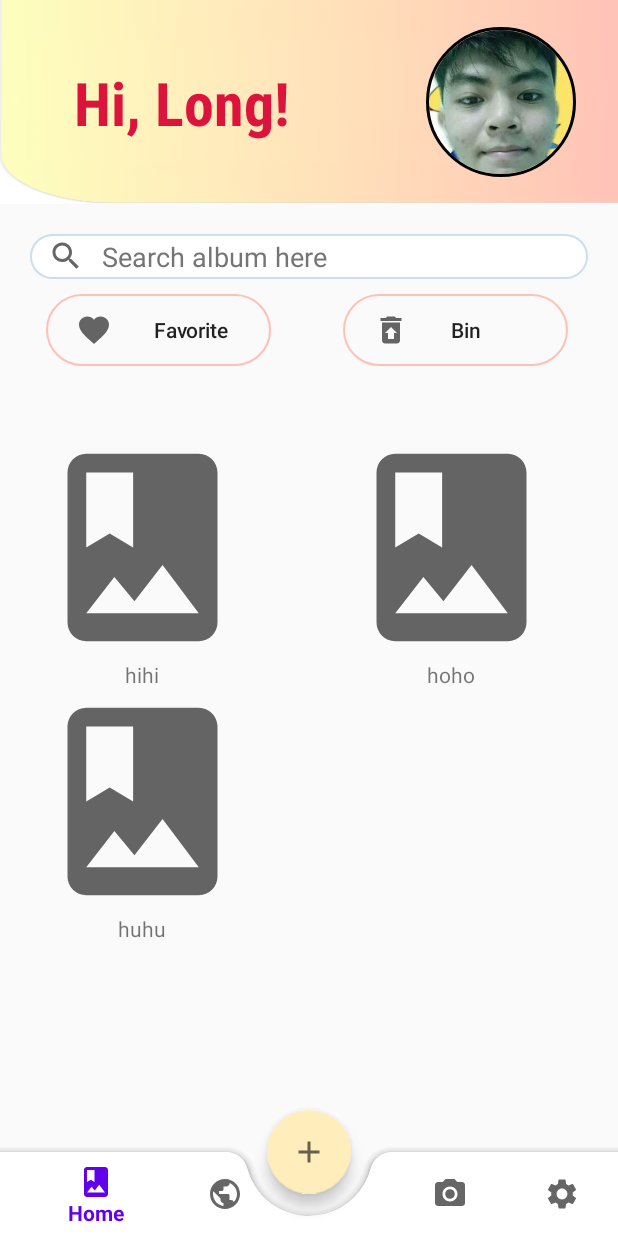
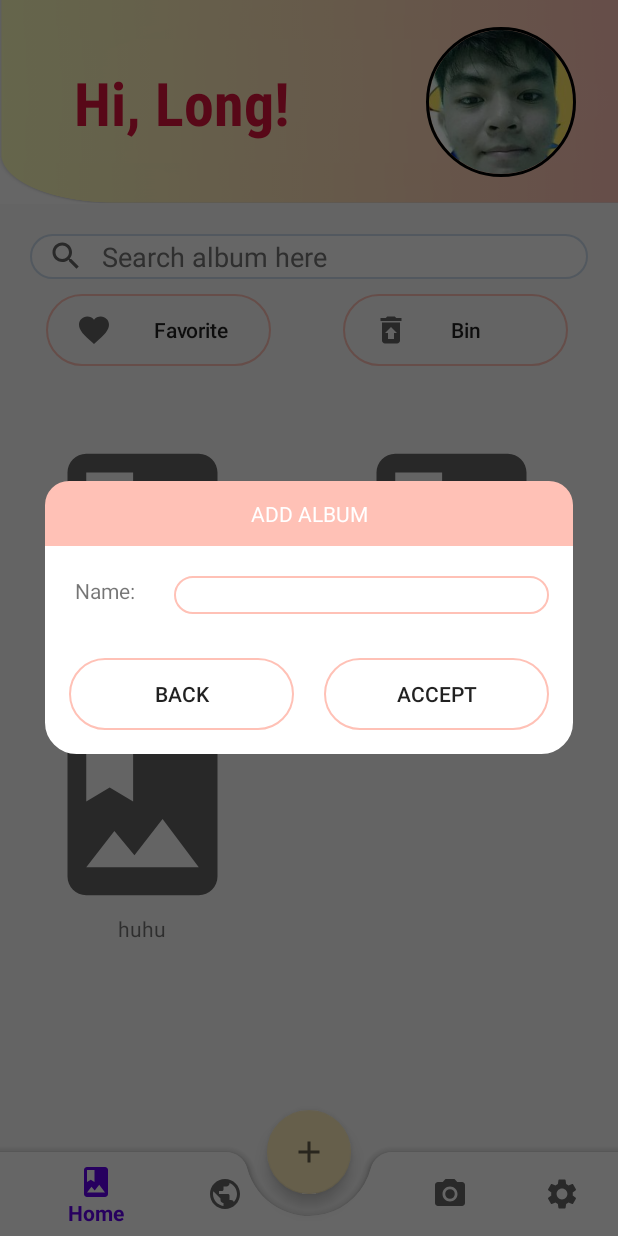
Before and after one commit to leesuby/BananaAlbumApp, an Android app: the MainScreen screen opened directly, with no data from a screen before it, after a tap on an icon or button, on a phone screen of 412 x 824 dp. Run offline under Robolectric (Android 15) with nearby library versions, the phone set to English and light mode, and no system bars; our stand-ins replace CircleImageView.

Commit message:
add dialog for add album

```diff
--- a/app/src/main/java/com/example/bananaalbum/views/MainScreen.java
+++ b/app/src/main/java/com/example/bananaalbum/views/MainScreen.java
@@ -8,8 +8,11 @@ import androidx.recyclerview.widget.RecyclerView;
 import android.Manifest;
 import android.annotation.SuppressLint;
 import android.app.ActivityManager;
+import android.app.Dialog;
 import android.content.Intent;
 import android.content.pm.PackageManager;
+import android.graphics.Color;
+import android.graphics.drawable.ColorDrawable;
 import android.os.Build;
 import android.os.Bundle;
 import android.view.MenuItem;
@@ -17,6 +20,8 @@ import android.view.View;
 import android.view.Window;
 import android.view.WindowManager;
 import android.widget.Button;
+import android.widget.EditText;
+import android.widget.Toast;
 
 import com.example.bananaalbum.R;
 import com.google.android.material.bottomnavigation.BottomNavigationView;
@@ -82,39 +87,48 @@ public class MainScreen extends AppCompatActivity {
         btnAddAlbum.setOnClickListener(new View.OnClickListener() {
             @Override
             public void onClick(View view) {
+                openAddAlbumDialog();
 
             }
         });
+    }
 
+    private void openAddAlbumDialog(){
+        final Dialog dg = new Dialog(this);
+        dg.requestWindowFeature(Window.FEATURE_NO_TITLE);
+        dg.setContentView(R.layout.dialog_addalbum);
 
-//        rcvTest=findViewById(R.id.rcv_test);
-//        btnAddUser=findViewById(R.id.btnAdd);
-//
-//        // set layout for RecyclerView
-//        LinearLayoutManager linearLayoutManager = new LinearLayoutManager(this);
-//        rcvTest.setLayoutManager(linearLayoutManager);
-//
-//        // set ViewModel with LiveData
-//        testViewModel = new ViewModelProvider(this).get(TestViewModel.class);
-//        testViewModel.getListTestLiveData().observe(this, new Observer<List<Test>>() {
-//            @Override
-//            public void onChanged(List<Test> tests) {
-//                //set Adapter for RecyclerView
-//                testAdapter= new TestAdapter(tests);
-//                rcvTest.setAdapter(testAdapter);
-//
-//            }
-//        });
-//
-//        //method for button add User
-//        btnAddUser.setOnClickListener(new View.OnClickListener() {
-//            @Override
-//            public void onClick(View view) {
-//                Test t = new Test(R.drawable.ic_launcher_background,"Long","Dep trai lam");
-//                testViewModel.addTest(t);
-//            }
-//        });
+        Window window = dg.getWindow();
+        if(window==null){
+            return;
+        }
+
+        window.setLayout(WindowManager.LayoutParams.MATCH_PARENT, WindowManager.LayoutParams.WRAP_CONTENT);
+        window.setBackgroundDrawable(new ColorDrawable(Color.TRANSPARENT));
+
+        EditText name = dg.findViewById(R.id.editText_AlbumName);
+        Button backBtn= dg.findViewById(R.id.btnBackAddAlbum),acceptBtn= dg.findViewById(R.id.btnAcceptAddAlbum);
+
+        backBtn.setOnClickListener(new View.OnClickListener() {
+            @Override
+            public void onClick(View view) {
+                dg.dismiss();
+            }
+        });
+
+        acceptBtn.setOnClickListener(new View.OnClickListener() {
+            @Override
+            public void onClick(View view) {
+                Toast.makeText(MainScreen.this,
+                        name.getText().toString(),
+                        Toast.LENGTH_SHORT).show();
+            }
+        });
+
+        dg.show();
+
     }
+
 
     private static final int REQUEST_PERMISSIONS = 2461;
     private static final String[] PERMISSIONS = {
@@ -152,4 +166,33 @@ public class MainScreen extends AppCompatActivity {
             }
         }
     }
+
+
+    //        rcvTest=findViewById(R.id.rcv_test);
+//        btnAddUser=findViewById(R.id.btnAdd);
+//
+//        // set layout for RecyclerView
+//        LinearLayoutManager linearLayoutManager = new LinearLayoutManager(this);
+//        rcvTest.setLayoutManager(linearLayoutManager);
+//
+//        // set ViewModel with LiveData
+//        testViewModel = new ViewModelProvider(this).get(TestViewModel.class);
+//        testViewModel.getListTestLiveData().observe(this, new Observer<List<Test>>() {
+//            @Override
+//            public void onChanged(List<Test> tests) {
+//                //set Adapter for RecyclerView
+//                testAdapter= new TestAdapter(tests);
+//                rcvTest.setAdapter(testAdapter);
+//
+//            }
+//        });
+//
+//        //method for button add User
+//        btnAddUser.setOnClickListener(new View.OnClickListener() {
+//            @Override
+//            public void onClick(View view) {
+//                Test t = new Test(R.drawable.ic_launcher_background,"Long","Dep trai lam");
+//                testViewModel.addTest(t);
+//            }
+//        });
 }
--- /dev/null
+++ b/app/src/main/res/drawable/bg_pink_corner_top_left_top_right.xml
@@ -0,0 +1,7 @@
+<?xml version="1.0" encoding="utf-8"?>
+<shape xmlns:android="http://schemas.android.com/apk/res/android">
+
+    <solid android:color="@color/light_pink"/>
+    <corners android:topLeftRadius="16dp"
+        android:topRightRadius="16dp"/>
+</shape>
--- /dev/null
+++ b/app/src/main/res/drawable/curve_shape.xml
@@ -0,0 +1,14 @@
+<?xml version="1.0" encoding="utf-8"?>
+<shape xmlns:android="http://schemas.android.com/apk/res/android">
+
+    <solid android:color="@color/white"/>
+    <stroke
+        android:width="2dp"
+        android:color="#ffffff" />
+
+    <corners
+        android:bottomLeftRadius="20dp"
+        android:bottomRightRadius="20dp"
+        android:topLeftRadius="20dp"
+        android:topRightRadius="20dp" />
+</shape>
--- /dev/null
+++ b/app/src/main/res/layout/dialog_addalbum.xml
@@ -0,0 +1,106 @@
+<?xml version="1.0" encoding="utf-8"?>
+<LinearLayout xmlns:android="http://schemas.android.com/apk/res/android"
+    xmlns:app="http://schemas.android.com/apk/res-auto"
+    xmlns:tools="http://schemas.android.com/tools"
+    android:layout_width="match_parent"
+    android:layout_height="match_parent"
+    android:layout_margin="30dp"
+    android:orientation="vertical"
+    android:background="@drawable/curve_shape">
+
+    <TextView
+        android:layout_width="match_parent"
+        android:layout_height="wrap_content"
+        android:background="@drawable/bg_pink_corner_top_left_top_right"
+        android:gravity="center"
+        android:padding="12dp"
+        android:text="ADD ALBUM"
+        android:textColor="@color/white"
+        app:layout_constraintEnd_toEndOf="parent"
+        app:layout_constraintStart_toStartOf="parent"
+        app:layout_constraintTop_toTopOf="parent" />
+
+    <androidx.constraintlayout.widget.ConstraintLayout
+        android:layout_width="match_parent"
+        android:layout_height="wrap_content"
+        android:padding="16dp">
+
+        <TextView
+            android:id="@+id/textView2"
+            android:layout_width="wrap_content"
+            android:layout_height="wrap_content"
+            android:layout_marginStart="4dp"
+            android:text="Name: "
+            app:layout_constraintStart_toStartOf="parent"
+            app:layout_constraintTop_toTopOf="@+id/guideline7" />
+
+        <EditText
+            android:id="@+id/editText_AlbumName"
+            android:layout_width="250dp"
+            android:layout_height="25dp"
+            android:layout_marginStart="64dp"
+            android:paddingStart="15dp"
+            app:layout_constraintBottom_toTopOf="@+id/guideline6"
+            app:layout_constraintEnd_toEndOf="parent"
+            app:layout_constraintHorizontal_bias="1.0"
+            app:layout_constraintStart_toEndOf="@+id/textView2"
+            app:layout_constraintTop_toTopOf="@+id/guideline7"
+            app:layout_constraintVertical_bias="0.0"
+            android:background="@drawable/custom_searchbar"
+            android:inputType="text" />
+
+        <LinearLayout
+            android:layout_width="match_parent"
+            android:layout_height="match_parent"
+            android:orientation="horizontal"
+            android:weightSum="2"
+            app:layout_constraintBottom_toBottomOf="parent"
+            app:layout_constraintEnd_toEndOf="parent"
+            app:layout_constraintStart_toStartOf="parent"
+            app:layout_constraintTop_toTopOf="@+id/guideline6">
+
+            <Button
+                android:id="@+id/btnBackAddAlbum"
+                android:layout_width="wrap_content"
+                android:layout_height="wrap_content"
+                android:layout_weight="1"
+                android:background="@drawable/custom_button"
+                android:text="Back"
+                android:layout_marginRight="10dp"/>
+
+            <Button
+                android:id="@+id/btnAcceptAddAlbum"
+                android:layout_width="wrap_content"
+                android:layout_height="wrap_content"
+                android:layout_weight="1"
+                android:text="Accept"
+                android:background="@drawable/custom_button"
+                android:layout_marginLeft="10dp"/>
+        </LinearLayout>
+
+
+
+        <androidx.constraintlayout.widget.Guideline
+            android:id="@+id/guideline5"
+            android:layout_width="wrap_content"
+            android:layout_height="wrap_content"
+            android:orientation="vertical"
+            app:layout_constraintGuide_begin="188dp" />
+
+        <androidx.constraintlayout.widget.Guideline
+            android:id="@+id/guideline6"
+            android:layout_width="wrap_content"
+            android:layout_height="wrap_content"
+            android:orientation="horizontal"
+            app:layout_constraintGuide_begin="59dp" />
+
+        <androidx.constraintlayout.widget.Guideline
+            android:id="@+id/guideline7"
+            android:layout_width="wrap_content"
+            android:layout_height="wrap_content"
+            android:orientation="horizontal"
+            app:layout_constraintGuide_begin="4dp" />
+
+
+    </androidx.constraintlayout.widget.ConstraintLayout>
+</LinearLayout>
```
